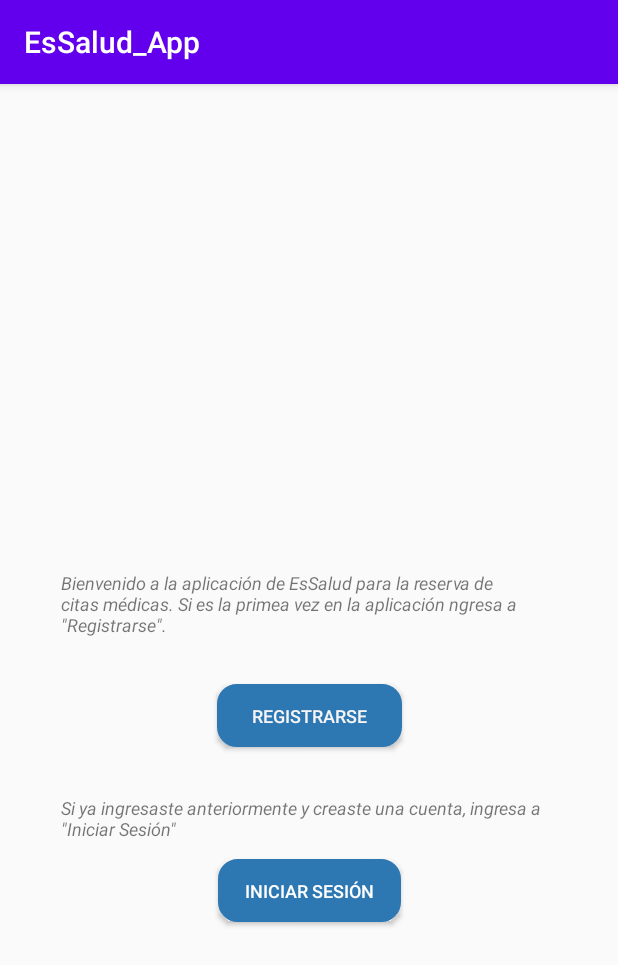
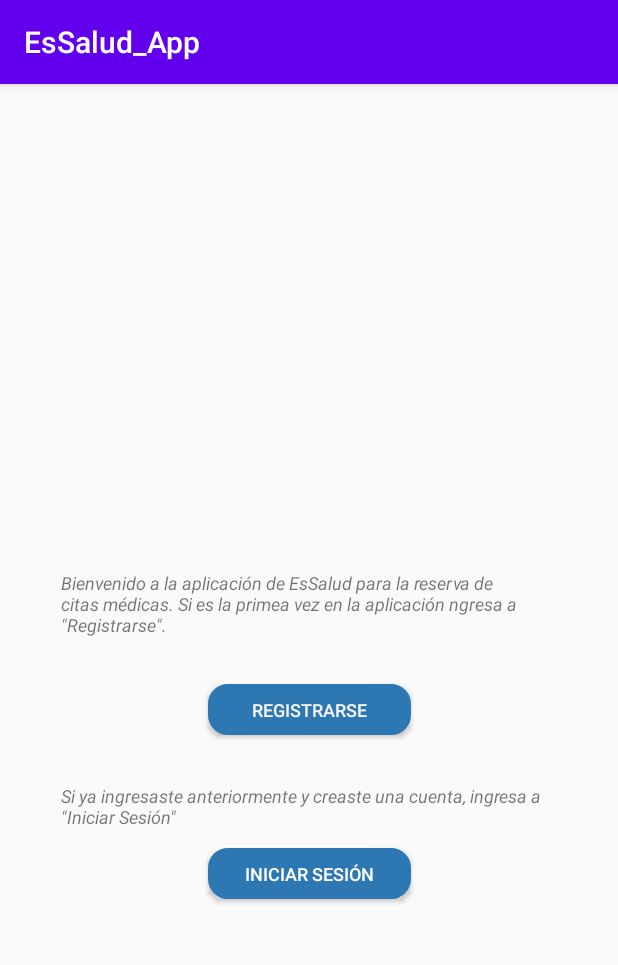
Before and after one commit to Lucia9743/EsSalud_App, an Android app: the Inicio_Registro screen opened directly, with no data from a screen before it, on a phone screen of 412 x 824 dp. Shown: the top 965 px of the screen. Run offline under Robolectric (Android 15) with nearby library versions, the phone set to English and light mode, and no system bars.

Commit message:
Pnatalla inicio registro completa (diseño)

```diff
--- a/app/src/main/res/layout/activity_inicio__registro.xml
+++ b/app/src/main/res/layout/activity_inicio__registro.xml
@@ -20,8 +20,8 @@
 
     <Button
         android:id="@+id/button"
-        android:layout_width="123dp"
-        android:layout_height="42dp"
+        android:layout_width="135dp"
+        android:layout_height="34dp"
         android:layout_marginTop="12dp"
         android:background="@drawable/boton_ovalo"
         android:text="Registrarse"
@@ -48,8 +48,8 @@
 
     <Button
         android:id="@+id/button2"
-        android:layout_width="122dp"
-        android:layout_height="42dp"
+        android:layout_width="135dp"
+        android:layout_height="34dp"
         android:background="@drawable/boton_ovalo"
         android:text="Iniciar Sesión"
         android:textColor="#FFFFFF"
```
